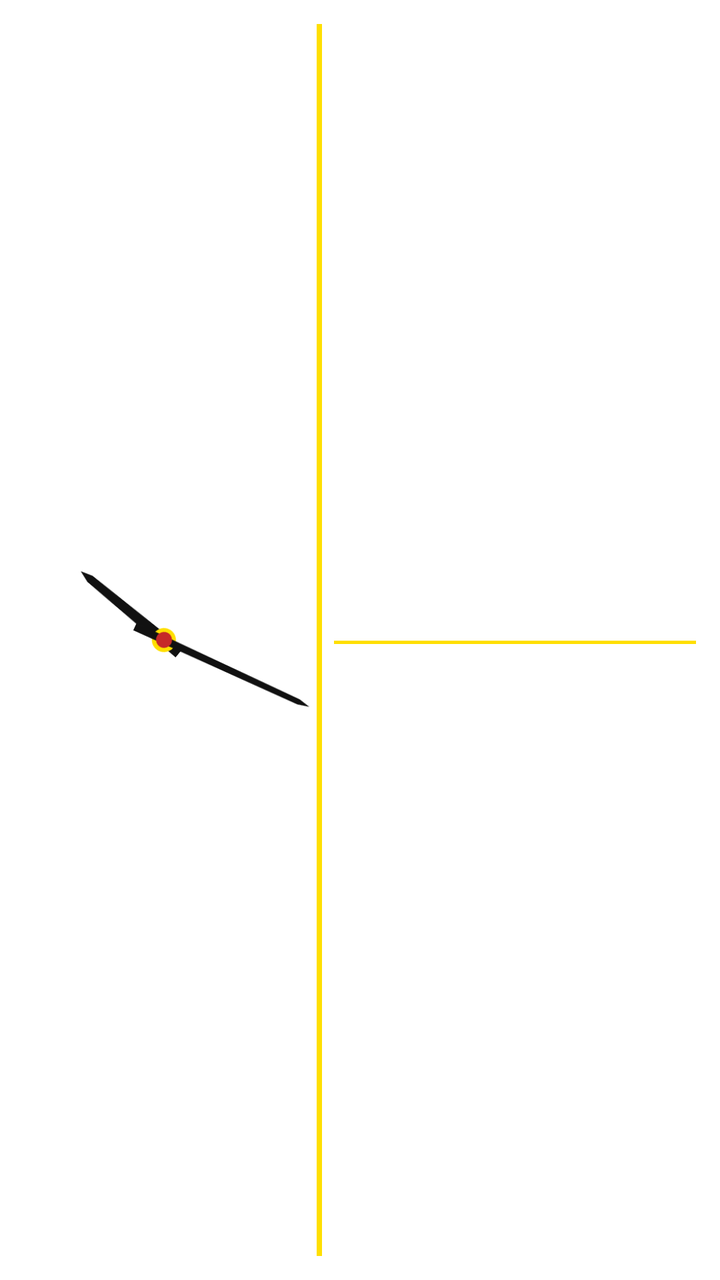
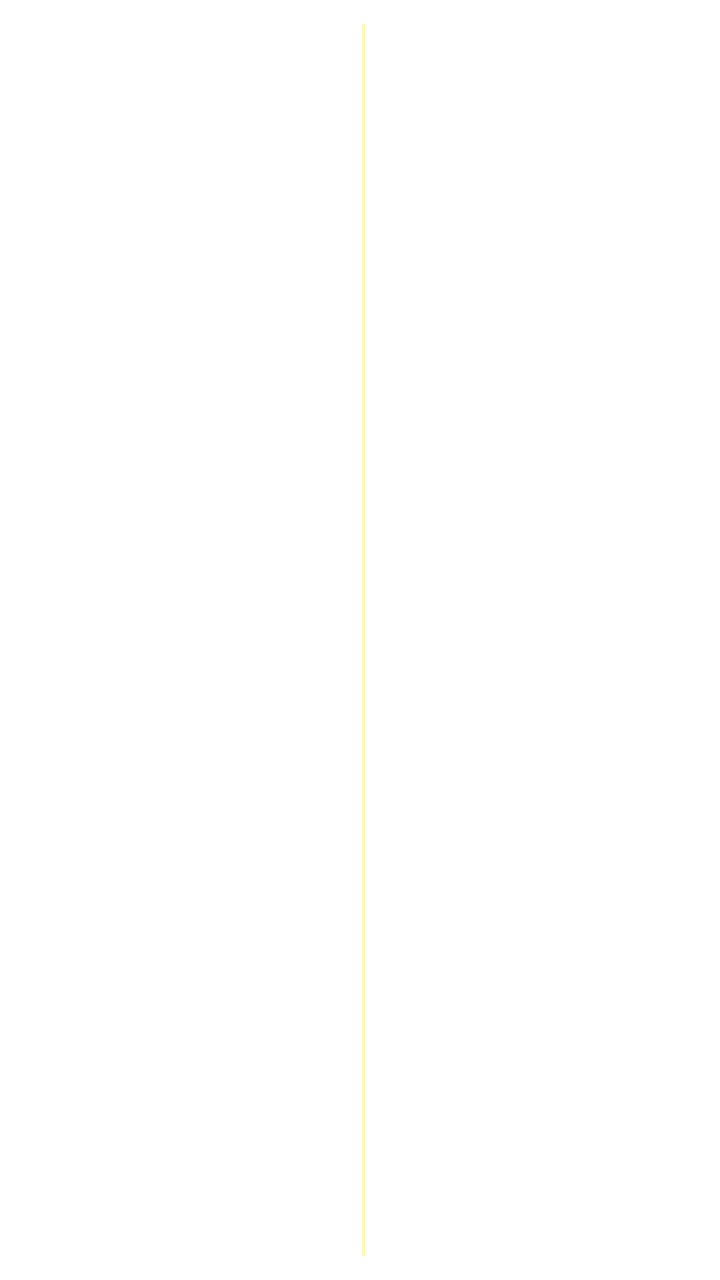

Two renders of the same Android screen: before a commit and after it. Below are the layout's source before the change and the commit's diff.
<!-- AndroidManifest.xml: application theme Theme.MaterialComponents.DayNight.NoActionBar -->
<!-- res/layout/widget_layout_2x1.xml -->
<?xml version="1.0" encoding="utf-8"?>
<FrameLayout
    xmlns:android="http://schemas.android.com/apk/res/android"
    android:id="@+id/widget_root"
    android:layout_width="match_parent"
    android:layout_height="match_parent">

    
    <ImageView
        android:id="@+id/widget_bg_image"
        android:layout_width="match_parent"
        android:layout_height="match_parent"
        android:scaleType="fitXY" />

    <LinearLayout
        android:layout_width="match_parent"
        android:layout_height="match_parent"
        android:orientation="horizontal"
        android:gravity="center_vertical"
        android:padding="6dp">

        <FrameLayout
            android:layout_width="0dp"
            android:layout_height="match_parent"
            android:layout_weight="1"
            android:layout_margin="2dp">

            <AnalogClock
                android:id="@+id/analog_clock"
                android:layout_width="match_parent"
                android:layout_height="match_parent"
                android:dial="@drawable/classic_clock_dial"
                android:hand_hour="@drawable/classic_clock_hour"
                android:hand_minute="@drawable/classic_clock_minute"
                android:visibility="visible" />

            <LinearLayout
                android:id="@+id/digital_clock"
                android:layout_width="match_parent"
                android:layout_height="match_parent"
                android:orientation="horizontal"
                android:gravity="center"
                android:visibility="gone">

                <TextClock
                    android:layout_width="wrap_content"
                    android:layout_height="wrap_content"
                    android:format12Hour="hh:mm"
                    android:format24Hour="HH:mm"
                    android:textColor="#FFDF00"
                    android:textSize="26sp"
                    android:textStyle="bold"
                    android:includeFontPadding="false" />

                <TextClock
                    android:layout_width="wrap_content"
                    android:layout_height="wrap_content"
                    android:layout_marginStart="2dp"
                    android:format12Hour="a"
                    android:format24Hour=""
                    android:textColor="#FFDF00"
                    android:textSize="12sp"
                    android:textStyle="bold"
                    android:includeFontPadding="false" />
            </LinearLayout>
        </FrameLayout>

        <View
            android:layout_width="2.5dp"
            android:layout_height="match_parent"
            android:layout_marginVertical="6dp"
            android:background="#FFDF00" />

        <LinearLayout
            android:layout_width="0dp"
            android:layout_height="match_parent"
            android:layout_weight="1.3"
            android:orientation="vertical"
            android:gravity="center"
            android:paddingHorizontal="6dp">

            <TextView
                android:id="@+id/tv_widget_greg_date"
                android:layout_width="wrap_content"
                android:layout_height="wrap_content"
                android:textColor="#FFFFFF"
                android:textSize="15.5sp"
                android:textStyle="bold"
                android:singleLine="true" />

            <View
                android:layout_width="match_parent"
                android:layout_height="1.5dp"
                android:layout_marginVertical="3dp"
                android:background="#FFDF00" />

            <TextView
                android:id="@+id/tv_widget_tamil_date"
                android:layout_width="wrap_content"
                android:layout_height="wrap_content"
                android:textColor="#FFDF00"
                android:textSize="13.5sp"
                android:textStyle="bold"
                android:singleLine="true" />
        </LinearLayout>
    </LinearLayout>
</FrameLayout>
<!-- resources referenced by this layout -->
<resources>
  <!-- drawable classic_clock_dial (drawable) -->
  <?xml version="1.0" encoding="utf-8"?>
  <shape xmlns:android="http://schemas.android.com/apk/res/android"
      android:shape="oval">
      <solid android:color="#FDFBF7" />
      <stroke
          android:width="3dp"
          android:color="#C5A059" />
  </shape>
  <!-- drawable classic_clock_hour (drawable) -->
  <?xml version="1.0" encoding="utf-8"?>
  <vector xmlns:android="http://schemas.android.com/apk/res/android"
      android:width="200dp"
      android:height="200dp"
      android:viewportWidth="200"
      android:viewportHeight="200">
  
      <path
          android:pathData="M 97,110 L 98,52 L 100,46 L 102,52 L 103,110 Z"
          android:fillColor="#111111" />
  
      <path
          android:pathData="M 100,94 A 6,6 0 1,1 99.9,94 Z"
          android:fillColor="#FFDF00" />
  </vector>
  <!-- drawable classic_clock_minute (drawable) -->
  <?xml version="1.0" encoding="utf-8"?>
  <vector xmlns:android="http://schemas.android.com/apk/res/android"
      android:width="200dp"
      android:height="200dp"
      android:viewportWidth="200"
      android:viewportHeight="200">
  
      <path
          android:pathData="M 98,116 L 98.6,26 L 100,20 L 101.4,26 L 102,116 Z"
          android:fillColor="#111111" />
  
      <path
          android:pathData="M 100,96 A 4,4 0 1,1 99.9,96 Z"
          android:fillColor="#C62828" />
  </vector>
</resources>

<!-- the commit's change to res/layout/widget_layout_2x1.xml (unified diff, before → after) -->
@@ -1,6 +1,5 @@
 <?xml version="1.0" encoding="utf-8"?>
-<FrameLayout
-    xmlns:android="http://schemas.android.com/apk/res/android"
+<FrameLayout xmlns:android="http://schemas.android.com/apk/res/android"
     android:id="@+id/widget_root"
     android:layout_width="match_parent"
     android:layout_height="match_parent">
@@ -10,98 +9,107 @@
         android:id="@+id/widget_bg_image"
         android:layout_width="match_parent"
         android:layout_height="match_parent"
-        android:scaleType="fitXY" />
+        android:scaleType="fitXY"
+        android:contentDescription="Widget Background" />
 
+    
     <LinearLayout
         android:layout_width="match_parent"
         android:layout_height="match_parent"
         android:orientation="horizontal"
         android:gravity="center_vertical"
-        android:padding="6dp">
+        android:padding="6dp"
+        android:weightSum="2">
 
+        
         <FrameLayout
+            android:id="@+id/container_clock_half"
             android:layout_width="0dp"
             android:layout_height="match_parent"
             android:layout_weight="1"
             android:layout_margin="2dp">
 
+            
             <AnalogClock
-                android:id="@+id/analog_clock"
+                android:id="@+id/analog_clock_view"
                 android:layout_width="match_parent"
                 android:layout_height="match_parent"
+                android:layout_gravity="center"
                 android:dial="@drawable/classic_clock_dial"
                 android:hand_hour="@drawable/classic_clock_hour"
                 android:hand_minute="@drawable/classic_clock_minute"
-                android:visibility="visible" />
+                android:visibility="gone" />
 
-            <LinearLayout
-                android:id="@+id/digital_clock"
+            
+            <TextView
+                android:id="@+id/tv_digital_clock"
                 android:layout_width="match_parent"
                 android:layout_height="match_parent"
-                android:orientation="horizontal"
                 android:gravity="center"
-                android:visibility="gone">
+                android:textSize="26sp"
+                android:textStyle="bold"
+                android:includeFontPadding="false"
+                android:visibility="visible" />
+        </FrameLayout>
 
-                <TextClock
+        
+        <View
+            android:id="@+id/view_center_divider"
+            android:layout_width="1.5dp"
+            android:layout_height="match_parent"
+            android:layout_marginVertical="6dp"
+            android:layout_marginHorizontal="3dp"
+            android:background="#44FFDF00" />
+
+        
+        <LinearLayout
+            android:id="@+id/container_elements_half"
+            android:layout_width="0dp"
+            android:layout_height="match_parent"
+            android:layout_weight="1"
+            android:orientation="vertical"
+            android:gravity="center_horizontal"
+            android:paddingHorizontal="4dp"
+            android:weightSum="2">
+
+            
+            <LinearLayout
+                android:layout_width="match_parent"
+                android:layout_height="0dp"
+                android:layout_weight="1"
+                android:gravity="center">
+
+                <TextView
+                    android:id="@+id/tv_widget_greg_date"
                     android:layout_width="wrap_content"
                     android:layout_height="wrap_content"
-                    android:format12Hour="hh:mm"
-                    android:format24Hour="HH:mm"
-                    android:textColor="#FFDF00"
-                    android:textSize="26sp"
+                    android:textSize="13.5sp"
                     android:textStyle="bold"
+                    android:maxLines="1"
+                    android:gravity="center"
                     android:includeFontPadding="false" />
+            </LinearLayout>
 
-                <TextClock
+            
+            <LinearLayout
+                android:layout_width="match_parent"
+                android:layout_height="0dp"
+                android:layout_weight="1"
+                android:gravity="center">
+
+                <TextView
+                    android:id="@+id/tv_widget_tamil_month_day"
                     android:layout_width="wrap_content"
                     android:layout_height="wrap_content"
-                    android:layout_marginStart="2dp"
-                    android:format12Hour="a"
-                    android:format24Hour=""
-                    android:textColor="#FFDF00"
-                    android:textSize="12sp"
+                    android:textSize="13.5sp"
                     android:textStyle="bold"
+                    android:maxLines="1"
+                    android:gravity="center"
                     android:includeFontPadding="false" />
             </LinearLayout>
-        </FrameLayout>
 
-        <View
-            android:layout_width="2.5dp"
-            android:layout_height="match_parent"
-            android:layout_marginVertical="6dp"
-            android:background="#FFDF00" />
+        </LinearLayout>
 
-        <LinearLayout
-            android:layout_width="0dp"
-            android:layout_height="match_parent"
-            android:layout_weight="1.3"
-            android:orientation="vertical"
-            android:gravity="center"
-            android:paddingHorizontal="6dp">
+    </LinearLayout>
 
-            <TextView
-                android:id="@+id/tv_widget_greg_date"
-                android:layout_width="wrap_content"
-                android:layout_height="wrap_content"
-                android:textColor="#FFFFFF"
-                android:textSize="15.5sp"
-                android:textStyle="bold"
-                android:singleLine="true" />
-
-            <View
-                android:layout_width="match_parent"
-                android:layout_height="1.5dp"
-                android:layout_marginVertical="3dp"
-                android:background="#FFDF00" />
-
-            <TextView
-                android:id="@+id/tv_widget_tamil_date"
-                android:layout_width="wrap_content"
-                android:layout_height="wrap_content"
-                android:textColor="#FFDF00"
-                android:textSize="13.5sp"
-                android:textStyle="bold"
-                android:singleLine="true" />
-        </LinearLayout>
-    </LinearLayout>
 </FrameLayout>
